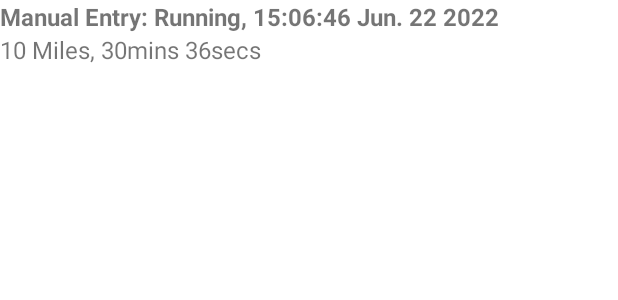
After one commit to sma3134/Nightclub-App, an Android app: the layout request_layout_adapter_item.xml on its own in the app's theme, with its tools: preview values and no code run, on a phone screen of 412 x 824 dp. The commit adds this screen. Shown: the top 300 px of the screen. Run offline under Robolectric (Android 15) with nearby library versions, the phone set to English and light mode, and no system bars.

Commit message:
Show DJ requests

```diff
--- a/app/src/main/java/group_17/nightclubapp/com/login/LogIn.kt
+++ b/app/src/main/java/group_17/nightclubapp/com/login/LogIn.kt
@@ -54,8 +54,6 @@ class LogIn : AppCompatActivity() {
             FirebaseAuth.getInstance().signInWithEmailAndPassword(email, password)
                 .addOnCompleteListener {
                     if (it.isSuccessful) {
-//                        Toast.makeText(this, "launch new activity here", Toast.LENGTH_SHORT).show()
-                        //launch new activity with email so we know which club to show
                         val loginIntent = Intent(this, ManageActivity::class.java)
                         when (email) {
                             "auranightclub@gmail.com" -> loginIntent.putExtra(
--- a/app/src/main/java/group_17/nightclubapp/com/login/ManageActivity.kt
+++ b/app/src/main/java/group_17/nightclubapp/com/login/ManageActivity.kt
@@ -21,7 +21,7 @@ class ManageActivity : AppCompatActivity() {
 
     override fun onCreate(savedInstanceState: Bundle?) {
         super.onCreate(savedInstanceState)
-         clubId= this.intent.getStringExtra(MapsActivity.PLACE_ID_KEY).toString()
+        clubId= this.intent.getStringExtra(MapsActivity.PLACE_ID_KEY).toString()
         manageBinding= ActivityManageBinding.inflate(layoutInflater)
 
         //Set up Action bar
--- /dev/null
+++ b/app/src/main/res/layout/request_layout_adapter_item.xml
@@ -0,0 +1,28 @@
+<RelativeLayout xmlns:android="http://schemas.android.com/apk/res/android"
+    android:layout_width="match_parent"
+    android:layout_height="wrap_content"
+    xmlns:tools="http://schemas.android.com/tools"
+    android:orientation="horizontal">
+
+    <TextView
+        android:id="@+id/first_line_text"
+        android:layout_width="wrap_content"
+        android:layout_height="wrap_content"
+        android:maxLines="2"
+        android:textStyle="bold"
+        tools:text="Manual Entry: Running, 15:06:46 Jun. 22 2022"
+        android:layout_alignParentStart="true"
+        android:layout_alignParentTop="true"
+        android:textSize="16sp" />
+
+
+    <TextView
+        android:id="@+id/second_line_text"
+        android:layout_width="wrap_content"
+        android:layout_height="wrap_content"
+        android:maxLines="1"
+        tools:text="10 Miles, 30mins 36secs"
+        android:layout_below="@+id/first_line_text"
+        android:layout_alignParentStart="true"
+        android:textSize="16sp" />
+</RelativeLayout>
```
Also changed, not shown: app/src/main/java/group_17/nightclubapp/com/login/ManageRequestActivity.kt (+47 -2 lines), app/src/main/java/group_17/nightclubapp/com/login/model/ManageRequestActivityViewModel.kt (added, +23 -0 lines), app/src/main/java/group_17/nightclubapp/com/login/model/RequestListAdapter.kt (added, +41 -0 lines), app/src/main/res/layout/activity_manage_request.xml (+7 -2 lines).
